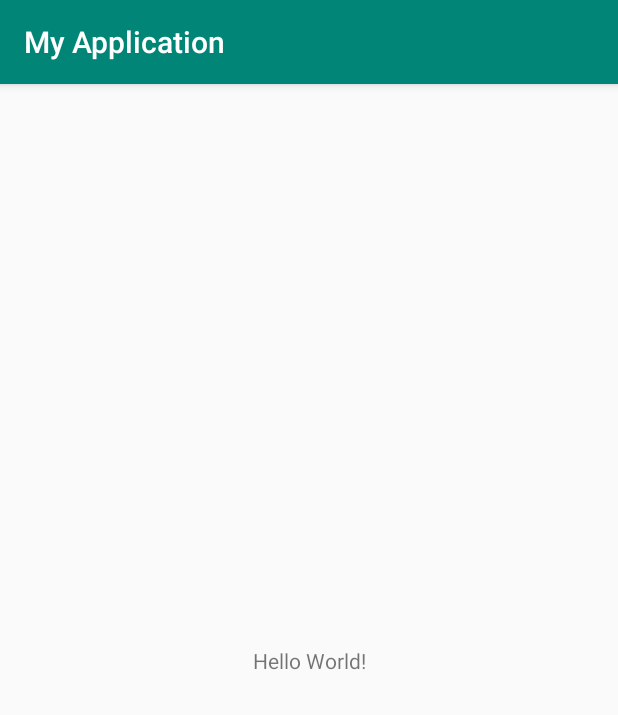
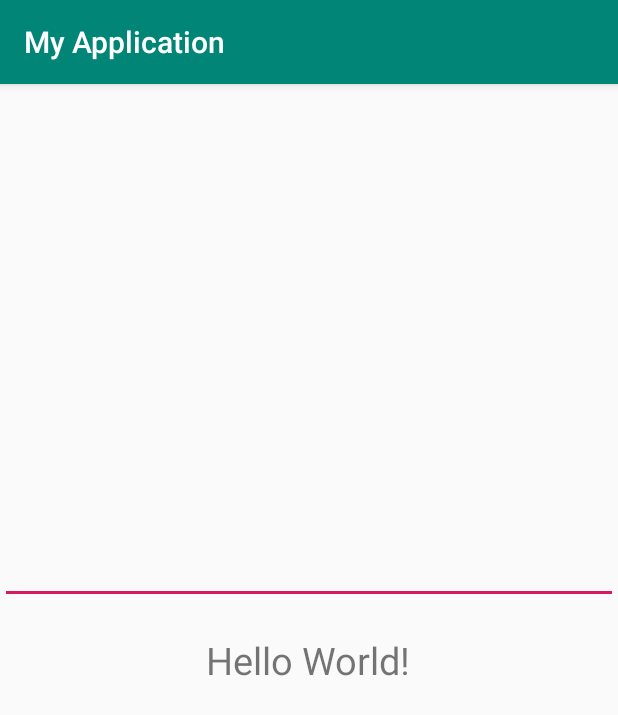
Before and after one commit to Uni-phoenix/Ganesh01TextListener, an Android app: the screen it shows after launch (MainActivity), on a phone screen of 412 x 824 dp. Shown: the top 715 px of the screen. Run offline under Robolectric (Android 15) with nearby library versions, the phone set to English and light mode, and no system bars.

Commit message:
TextChange Listener Implemented

```diff
--- a/app/src/main/java/com/example/myapplication/MainActivity.java
+++ b/app/src/main/java/com/example/myapplication/MainActivity.java
@@ -2,12 +2,37 @@ package com.example.myapplication;
 
 import android.support.v7.app.AppCompatActivity;
 import android.os.Bundle;
+import android.text.Editable;
+import android.text.TextWatcher;
+import android.widget.EditText;
+import android.widget.TextView;
 
 public class MainActivity extends AppCompatActivity {
+
+    TextView t1;
+    EditText e1;
 
     @Override
     protected void onCreate(Bundle savedInstanceState) {
         super.onCreate(savedInstanceState);
         setContentView(R.layout.activity_main);
+        t1 = (TextView)findViewById(R.id.text_center);
+        e1 = (EditText)findViewById(R.id.editText_text);
+        e1.addTextChangedListener(new TextWatcher() {
+            @Override
+            public void beforeTextChanged(CharSequence s, int start, int count, int after) {
+
+            }
+
+            @Override
+            public void onTextChanged(CharSequence s, int start, int before, int count) {
+                t1.setText(s);
+            }
+
+            @Override
+            public void afterTextChanged(Editable s) {
+
+            }
+        });
     }
 }
--- a/app/src/main/res/layout/activity_main.xml
+++ b/app/src/main/res/layout/activity_main.xml
@@ -1,18 +1,26 @@
 <?xml version="1.0" encoding="utf-8"?>
-<android.support.constraint.ConstraintLayout xmlns:android="http://schemas.android.com/apk/res/android"
+<RelativeLayout xmlns:android="http://schemas.android.com/apk/res/android"
     xmlns:app="http://schemas.android.com/apk/res-auto"
     xmlns:tools="http://schemas.android.com/tools"
     android:layout_width="match_parent"
     android:layout_height="match_parent"
     tools:context=".MainActivity">
 
+    <EditText
+        android:id="@+id/editText_text"
+        android:layout_above="@+id/text_center"
+        android:layout_marginBottom="20dp"
+        android:inputType="text"
+        android:singleLine="true"
+        android:layout_width="match_parent"
+        android:layout_height="wrap_content" />
+
     <TextView
+        android:id="@+id/text_center"
         android:layout_width="wrap_content"
         android:layout_height="wrap_content"
         android:text="Hello World!"
-        app:layout_constraintBottom_toBottomOf="parent"
-        app:layout_constraintLeft_toLeftOf="parent"
-        app:layout_constraintRight_toRightOf="parent"
-        app:layout_constraintTop_toTopOf="parent" />
+        android:textSize="25dp"
+        android:layout_centerInParent="true"/>
 
-</android.support.constraint.ConstraintLayout>
+</RelativeLayout>
```
